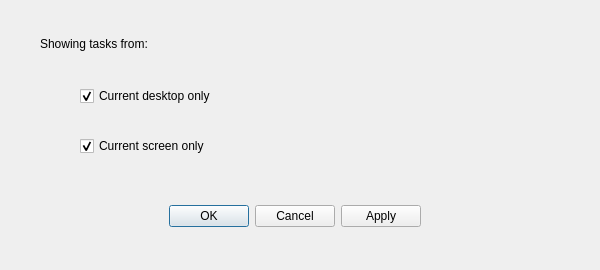
Before: the Qt Designer form src/view/task_manager_settings_dialog.ui in dangvd/crystal-dock, drawn with Qt 5.
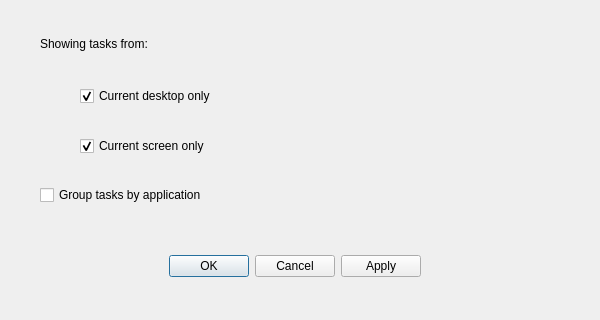
After: the same form once the commit is applied.

Commit message: Adds a new option to set group tasks by application On/Off in Task Manager Settings #67

The edit to the form file:
```diff
--- a/src/view/task_manager_settings_dialog.ui
+++ b/src/view/task_manager_settings_dialog.ui
@@ -7,7 +7,7 @@
     <x>0</x>
     <y>0</y>
     <width>600</width>
-    <height>270</height>
+    <height>320</height>
    </rect>
   </property>
   <property name="windowTitle">
@@ -17,7 +17,7 @@
    <property name="geometry">
     <rect>
      <x>30</x>
-     <y>200</y>
+     <y>250</y>
      <width>530</width>
      <height>32</height>
     </rect>
@@ -77,6 +77,19 @@
     <bool>true</bool>
    </property>
   </widget>
+  <widget class="QCheckBox" name="groupTasksByApplication">
+   <property name="geometry">
+    <rect>
+     <x>40</x>
+     <y>180</y>
+     <width>401</width>
+     <height>30</height>
+    </rect>
+   </property>
+   <property name="text">
+    <string>Group tasks by application</string>
+   </property>
+  </widget>
  </widget>
  <resources/>
  <connections>
```
Left out of the diff: 4 changed lines with no effect on the pictures. The commit also changes 10 other files.
